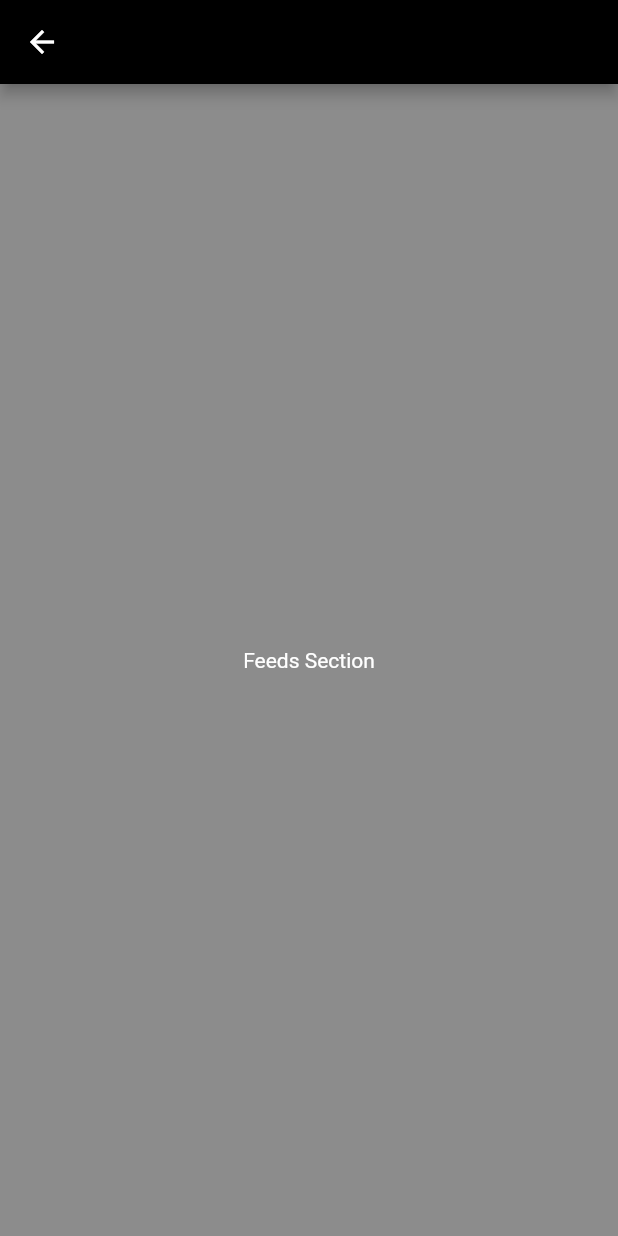
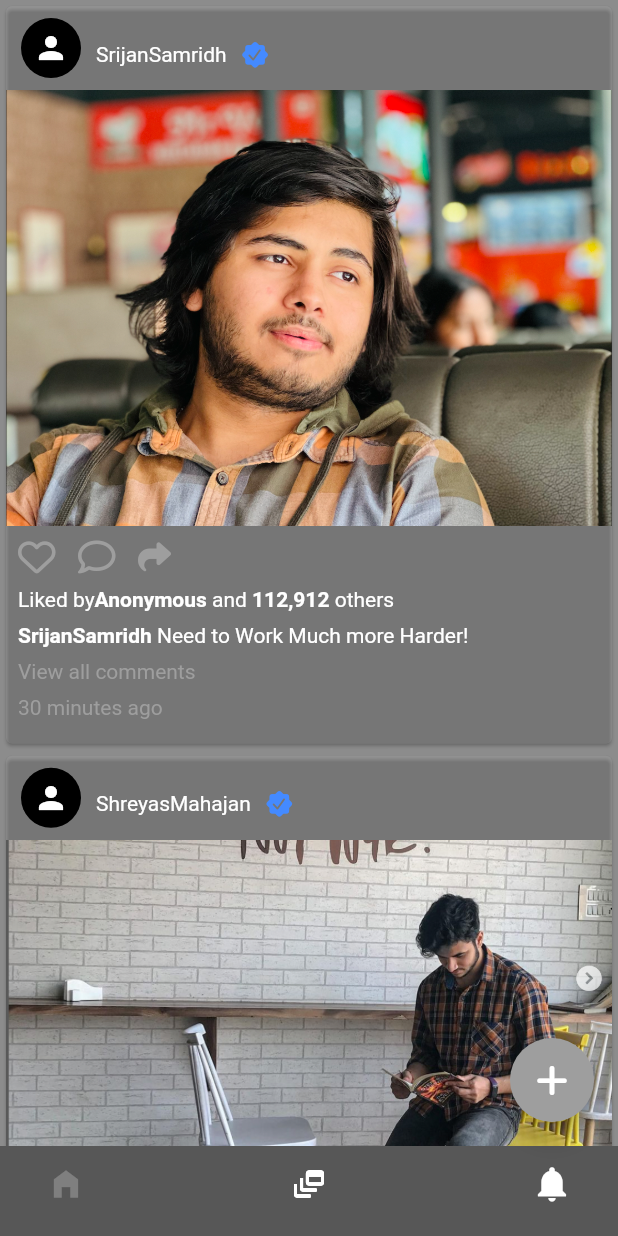
Before and after one commit to Apple-Developer-Student-Community/Mobile_App, a Flutter app: the FeedsPage screen opened by its route, on a phone screen of 412 x 824 dp. Run offline on Flutter 3.47's test engine with Material 2 defaults, Android fonts, the phone set to English and light mode, and no system bars; our stand-ins replace firebase_core, font_awesome_flutter, google_fonts, google_sign_in; accounts and stored records are empty.

Commit message:
modified:   lib/Screens/Components/bottom_navigation_bar.dart 	modified:   lib/Screens/feedsScreen/components/body.dart 	modified:   lib/Screens/feedsScreen/components/feed_card.dart 	modified:   lib/Screens/feedsScreen/feeds_page.dart 	modified:   lib/main.dart

```diff
--- a/lib/Screens/Components/bottom_navigation_bar.dart
+++ b/lib/Screens/Components/bottom_navigation_bar.dart
@@ -33,7 +33,7 @@
         children: [
           IconButton(
             onPressed: () {
-              Navigator.pushNamed(context, '/home');
+              Navigator.pushReplacementNamed(context, '/');
             },
             icon: const Icon(
               Icons.home_filled,
@@ -43,7 +43,7 @@
           ),
           IconButton(
             onPressed: () {
-              Navigator.pushNamed(context, '/feeds');
+              Navigator.pushReplacementNamed(context, '/feeds');
             },
             icon: const Icon(
               Icons.dynamic_feed_outlined,
@@ -53,7 +53,7 @@
           ),
           IconButton(
             onPressed: () {
-              Navigator.pushNamed(context, '/profile');
+              Navigator.pushReplacementNamed(context, '/profile');
             },
             icon: const Icon(
               Icons.notifications,
--- /dev/null
+++ b/lib/Screens/feedsScreen/components/body.dart
@@ -0,0 +1,42 @@
+import 'package:flutter/cupertino.dart';
+import 'package:flutter/material.dart';
+import 'package:font_awesome_flutter/font_awesome_flutter.dart';
+
+import 'feed_card.dart';
+
+class Body extends StatelessWidget {
+  const Body({Key? key}) : super(key: key);
+
+  @override
+  Widget build(BuildContext context) {
+    return SafeArea(
+      child: SingleChildScrollView(
+        child: Column(
+          children: [
+            FeedCard(
+              profileName: 'SrijanSamridh',
+              imgURL: 'assets/images/srijan.png',
+              bio: 'Need to Work Much more Harder!',
+              likes: '112,912',
+              postTime: '30 minutes',
+            ),
+            FeedCard(
+              profileName: 'ShreyasMahajan',
+              imgURL: 'assets/images/shreyas_mahajan.png',
+              bio: 'It\'s time to grow Internally!',
+              likes: '212,912',
+              postTime: '1 hour',
+            ),
+            FeedCard(
+              profileName: 'Abhay',
+              imgURL: 'assets/images/abhay.png',
+              bio: 'It\'s time to grow Internally!',
+              likes: '212,912',
+              postTime: '1 hour',
+            ),
+          ],
+        ),
+      ),
+    );
+  }
+}
--- /dev/null
+++ b/lib/Screens/feedsScreen/components/feed_card.dart
@@ -0,0 +1,116 @@
+import 'package:flutter/cupertino.dart';
+import 'package:flutter/material.dart';
+import 'package:font_awesome_flutter/font_awesome_flutter.dart';
+
+class FeedCard extends StatelessWidget {
+  const FeedCard({
+    Key? key,
+    required this.profileName,
+    required this.likes,
+    required this.postTime,
+    required this.imgURL,
+    required this.bio,
+  }) : super(key: key);
+
+  final String imgURL;
+  final String profileName;
+  final String likes;
+  final String postTime;
+  final String bio;
+
+  @override
+  Widget build(BuildContext context) {
+    return Card(
+      color: Colors.white10,
+      child: Padding(
+        padding: const EdgeInsets.symmetric(vertical: 8.0),
+        child: Column(
+          crossAxisAlignment: CrossAxisAlignment.start,
+          children: [
+            Padding(
+              padding: const EdgeInsets.symmetric(horizontal: 10.0),
+              child: Row(
+                children: [
+                  Padding(
+                    padding: const EdgeInsets.only(bottom: 8.0),
+                    child: CircleAvatar(child: Icon(Icons.person)),
+                  ),
+                  SizedBox(
+                    width: 10.0
+                  ),
+                  Text(profileName),SizedBox(
+                    width: 10.0
+                  ),
+
+                  Icon(CupertinoIcons.checkmark_seal_fill, size: 18, color: Colors.blueAccent,)
+                ],
+              ),
+            ),
+            Image.asset(imgURL),
+            Padding(
+              padding: const EdgeInsets.all(8.0),
+              child: Column(
+                crossAxisAlignment: CrossAxisAlignment.start,
+                children: [
+                  Row(
+                    children: [
+                      Icon(
+                        FontAwesomeIcons.heart,
+                        size: 25,
+                        color: Colors.grey,
+                      ),
+                      SizedBox(width: 15.0),
+                      Icon(
+                        FontAwesomeIcons.comment,
+                        size: 25,
+                        color: Colors.grey,
+                      ),
+                      SizedBox(width: 15.0),
+                      Icon(
+                        FontAwesomeIcons.share,
+                        size: 22,
+                        color: Colors.grey,
+                      ),
+                    ],
+                  ),
+                  SizedBox(height: 8.0),
+                  Row(
+                    children: [
+                      Text("Liked by"),
+                      Text("Anonymous",
+                          style: TextStyle(fontWeight: FontWeight.bold)),
+                      Text(" and "),
+                      Text("$likes ",
+                          style: TextStyle(fontWeight: FontWeight.bold)),
+                      Text('others'),
+                    ],
+                  ),
+                  SizedBox(height: 8.0),
+                  Row(
+                    children: [
+                      Text(
+                        ("$profileName "),
+                        style: TextStyle(fontWeight: FontWeight.bold),
+                      ),
+                      Text(bio)
+                    ],
+                  ),
+                  SizedBox(height: 8.0),
+                  Text(
+                    'View all comments',
+                    style: TextStyle(color: Colors.grey, fontSize: 14),
+                  ),
+                  SizedBox(height: 8.0),
+                  Text(
+                    '$postTime ago',
+                    style: TextStyle(color: Colors.grey, fontSize: 14),
+                  ),
+                ],
+              ),
+            ),
+          ],
+        ),
+      ),
+    );
+  }
+}
--- a/lib/Screens/feedsScreen/feeds_page.dart
+++ b/lib/Screens/feedsScreen/feeds_page.dart
@@ -1,4 +1,8 @@
+import 'package:apple_student_community/Screens/feedsScreen/components/body.dart';
 import 'package:flutter/material.dart';
+import 'package:font_awesome_flutter/font_awesome_flutter.dart';
+
+import '../Components/bottom_navigation_bar.dart';
 
 class FeedsPage extends StatefulWidget {
   const FeedsPage({Key? key}) : super(key: key);
@@ -11,11 +15,17 @@
   @override
   Widget build(BuildContext context) {
     return Scaffold(
-      appBar: AppBar(
-        backgroundColor: Colors.black,
+      backgroundColor: Colors.black45,
+      body: Body(),
+      bottomNavigationBar: const MyBottomNavBar(),
+      floatingActionButton: FloatingActionButton(
+        onPressed: () {},
+        backgroundColor: Colors.grey,
+        child: Icon(
+          FontAwesomeIcons.add,
+          color: Colors.white,
+        ),
       ),
-      backgroundColor: Colors.black45,
-      body: Center(child: Text("Feeds Section"),),
     );
   }
 }
--- a/lib/main.dart
+++ b/lib/main.dart
@@ -72,7 +72,8 @@
         user: user,
       );
     } else {
-      return LoginPage(press: signIn);
+      return FeedsPage();
+      // return LoginPage(press: signIn);
     }
   }
 
@@ -82,7 +83,6 @@
     }catch(e){
       print("Error: SignIn error is $e");
     }
-
   }
 
   void signOut() {
```
